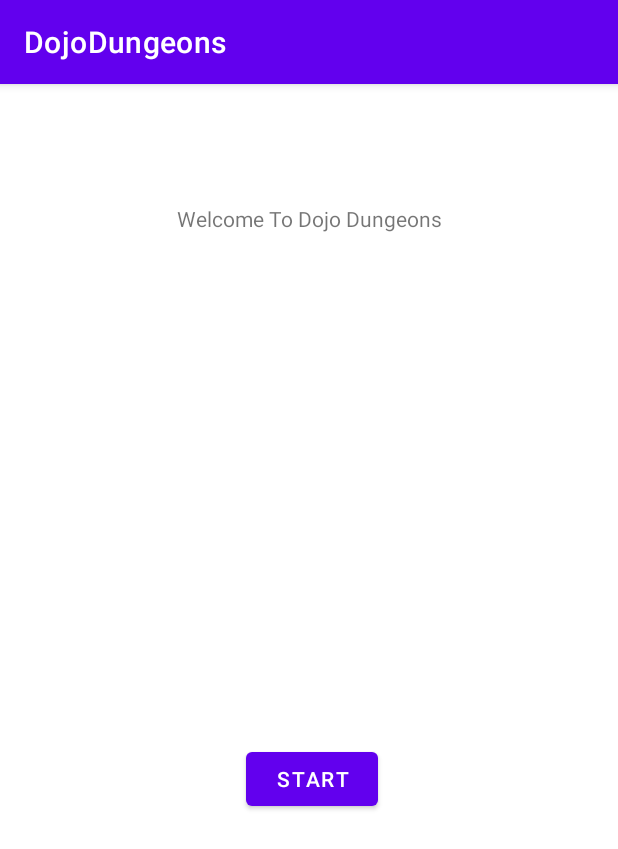
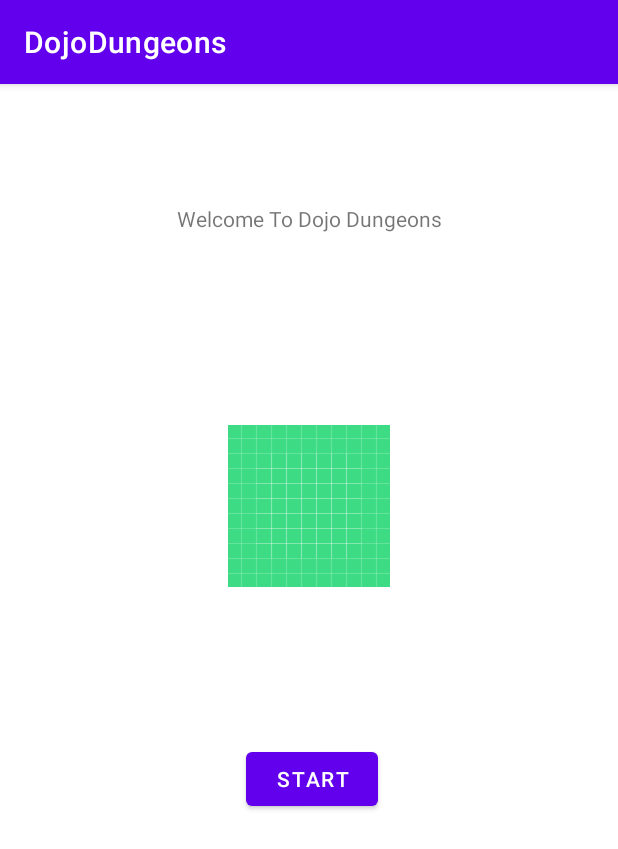
Before and after one commit to Virue/Dojo-Dungeon, an Android app: the screen it shows after launch (MainActivity), on a phone screen of 412 x 824 dp. Shown: the top 849 px of the screen. Run offline under Robolectric (Android 15) with nearby library versions, the light colour scheme and no system bars.

Commit message:
now with pictures

```diff
--- a/Dojo/app/src/main/res/layout/activity_main.xml
+++ b/Dojo/app/src/main/res/layout/activity_main.xml
@@ -26,4 +26,14 @@
         app:layout_constraintEnd_toEndOf="parent"
         app:layout_constraintTop_toBottomOf="@+id/textView"/>
 
+    <ImageView
+        android:id="@+id/imageView"
+        android:layout_width="wrap_content"
+        android:layout_height="wrap_content"
+        android:layout_marginTop="128dp"
+        android:layout_marginEnd="152dp"
+        app:layout_constraintEnd_toEndOf="parent"
+        app:layout_constraintTop_toBottomOf="@+id/textView"
+        app:srcCompat="@drawable/ic_launcher_background" />
+
 </androidx.constraintlayout.widget.ConstraintLayout>
```
